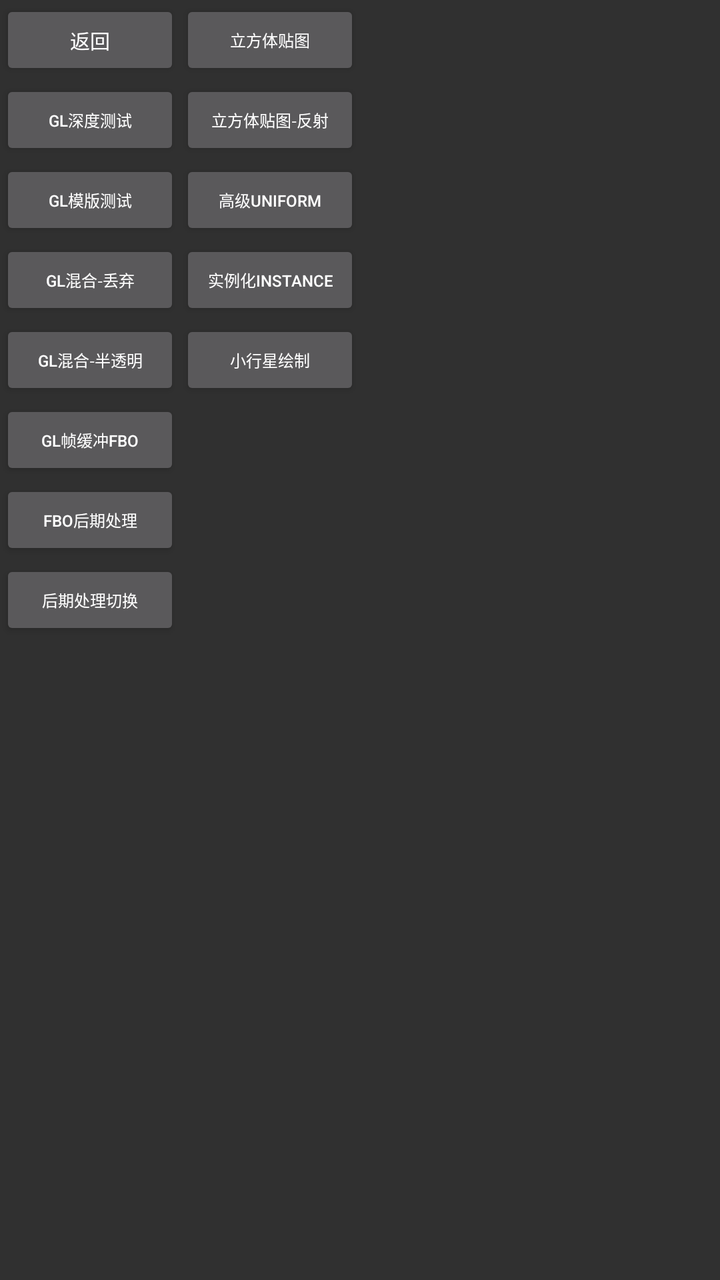
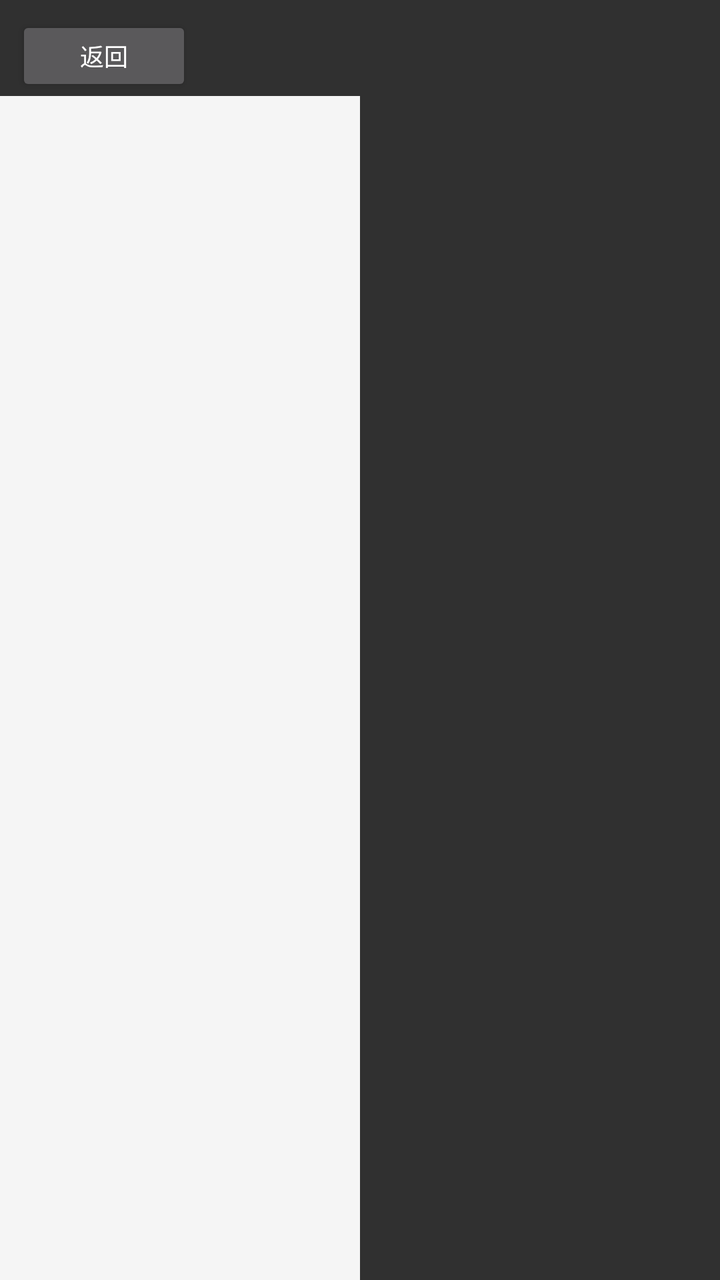

Two renders of the same Android screen: before a commit and after it. Below are the layout's source before the change and the commit's diff.
<!-- AndroidManifest.xml: application theme Theme.AndroidLearnOpenGL -->
<!-- res/layout/fragment_gl_senior.xml -->
<?xml version="1.0" encoding="utf-8"?>
<androidx.constraintlayout.widget.ConstraintLayout xmlns:android="http://schemas.android.com/apk/res/android"
    xmlns:app="http://schemas.android.com/apk/res-auto"
    xmlns:tools="http://schemas.android.com/tools"
    android:layout_width="match_parent"
    android:layout_height="match_parent">

    <ScrollView
        android:id="@+id/sv"
        android:layout_width="250dp"
        android:layout_height="match_parent"
        app:layout_constraintStart_toStartOf="parent"
        app:layout_constraintTop_toBottomOf="parent"
        tools:ignore="MissingConstraints">

        <androidx.constraintlayout.widget.ConstraintLayout
            android:layout_width="match_parent"
            android:layout_height="match_parent">

            <Button
                android:id="@+id/btn_back"
                android:layout_width="90dp"
                android:layout_height="40dp"
                android:text="返回"
                android:textSize="10sp"
                app:layout_constraintStart_toStartOf="parent"
                app:layout_constraintTop_toTopOf="parent"
                tools:ignore="HardcodedText,SmallSp" />

            <Button
                android:id="@+id/btn_senior1"
                android:layout_width="90dp"
                android:layout_height="40dp"
                android:text="GL手电筒基础代码"
                android:textSize="8sp"
                android:visibility="gone"
                app:layout_constraintStart_toStartOf="parent"
                app:layout_constraintTop_toBottomOf="@+id/btn_back"
                tools:ignore="HardcodedText,SmallSp" />

            <Button
                android:id="@+id/btn_senior2"
                android:layout_width="90dp"
                android:layout_height="40dp"
                android:text="GL深度测试"
                android:textSize="8sp"
                app:layout_constraintStart_toStartOf="parent"
                app:layout_constraintTop_toBottomOf="@+id/btn_senior1"
                tools:ignore="HardcodedText,SmallSp" />
            <Button
                android:id="@+id/btn_senior3"
                android:layout_width="90dp"
                android:layout_height="40dp"
                android:text="GL模版测试"
                android:textSize="8sp"
                app:layout_constraintStart_toStartOf="parent"
                app:layout_constraintTop_toBottomOf="@+id/btn_senior2"
                tools:ignore="HardcodedText,SmallSp" />

            <Button
                android:id="@+id/btn_senior4"
                android:layout_width="90dp"
                android:layout_height="40dp"
                android:text="GL混合-丢弃"
                android:textSize="8sp"
                app:layout_constraintStart_toStartOf="parent"
                app:layout_constraintTop_toBottomOf="@+id/btn_senior3"
                tools:ignore="HardcodedText,SmallSp" />

            <Button
                android:id="@+id/btn_senior5"
                android:layout_width="90dp"
                android:layout_height="40dp"
                android:text="GL混合-半透明"
                android:textSize="8sp"
                app:layout_constraintStart_toStartOf="parent"
                app:layout_constraintTop_toBottomOf="@+id/btn_senior4"
                tools:ignore="HardcodedText,SmallSp" />

            <Button
                android:id="@+id/btn_senior6"
                android:layout_width="90dp"
                android:layout_height="40dp"
                android:text="GL帧缓冲FBO"
                android:textSize="8sp"
                app:layout_constraintStart_toStartOf="parent"
                app:layout_constraintTop_toBottomOf="@+id/btn_senior5"
                tools:ignore="HardcodedText,SmallSp" />

            <Button
                android:id="@+id/btn_senior7"
                android:layout_width="90dp"
                android:layout_height="40dp"
                android:text="FBO后期处理"
                android:textSize="8sp"
                app:layout_constraintStart_toStartOf="parent"
                app:layout_constraintTop_toBottomOf="@+id/btn_senior6"
                tools:ignore="HardcodedText,SmallSp" />

            <Button
                android:id="@+id/btn_senior8"
                android:layout_width="90dp"
                android:layout_height="40dp"
                android:text="后期处理切换"
                android:textSize="8sp"
                app:layout_constraintStart_toStartOf="parent"
                app:layout_constraintTop_toBottomOf="@+id/btn_senior7"
                tools:ignore="HardcodedText,SmallSp" />


            <Button
                android:id="@+id/btn_senior9"
                android:layout_width="90dp"
                android:layout_height="40dp"
                android:text="立方体贴图"
                android:textSize="8sp"
                app:layout_constraintStart_toEndOf="@+id/btn_back"
                app:layout_constraintTop_toTopOf="parent"
                tools:ignore="HardcodedText,SmallSp" />

            <Button
                android:id="@+id/btn_senior10"
                android:layout_width="90dp"
                android:layout_height="40dp"
                android:text="立方体贴图-反射"
                android:textSize="8sp"
                app:layout_constraintStart_toEndOf="@+id/btn_back"
                app:layout_constraintTop_toBottomOf="@+id/btn_senior9"
                tools:ignore="HardcodedText,SmallSp" />

            <Button
                android:id="@+id/btn_senior11"
                android:layout_width="90dp"
                android:layout_height="40dp"
                android:text="高级Uniform"
                android:textSize="8sp"
                app:layout_constraintStart_toEndOf="@+id/btn_back"
                app:layout_constraintTop_toBottomOf="@+id/btn_senior10"
                tools:ignore="HardcodedText,SmallSp" />

            <Button
                android:id="@+id/btn_senior12"
                android:layout_width="90dp"
                android:layout_height="40dp"
                android:text="几何着色器"
                android:textSize="8sp"
                android:visibility="gone"
                app:layout_constraintStart_toEndOf="@+id/btn_back"
                app:layout_constraintTop_toBottomOf="@+id/btn_senior11"
                tools:ignore="HardcodedText,SmallSp" />

            <Button
                android:id="@+id/btn_senior13"
                android:layout_width="90dp"
                android:layout_height="40dp"
                android:text="实例化Instance"
                android:textSize="8sp"
                app:layout_constraintStart_toEndOf="@+id/btn_back"
                app:layout_constraintTop_toBottomOf="@+id/btn_senior12"
                tools:ignore="HardcodedText,SmallSp" />

            <Button
                android:id="@+id/btn_senior14"
                android:layout_width="90dp"
                android:layout_height="40dp"
                android:text="小行星绘制"
                android:textSize="8sp"
                app:layout_constraintStart_toEndOf="@+id/btn_back"
                app:layout_constraintTop_toBottomOf="@+id/btn_senior13"
                tools:ignore="HardcodedText,SmallSp" />


        </androidx.constraintlayout.widget.ConstraintLayout>

    </ScrollView>

    <FrameLayout
        android:id="@+id/gl_show"
        android:layout_width="match_parent"
        android:layout_height="match_parent"
        android:layout_marginStart="190dp"
        app:layout_constraintStart_toEndOf="@+id/sv"
        app:layout_constraintTop_toTopOf="parent" />

</androidx.constraintlayout.widget.ConstraintLayout>
<!-- resources referenced by this layout -->
<resources>
  <style name="Theme.AndroidLearnOpenGL" parent="Theme.Design.NoActionBar">
          
          <item name="colorPrimary">@color/purple_500</item>
          <item name="colorPrimaryVariant">@color/purple_700</item>
          <item name="colorOnPrimary">@color/white</item>
          
          <item name="colorSecondary">@color/teal_200</item>
          <item name="colorSecondaryVariant">@color/teal_700</item>
          <item name="colorOnSecondary">@color/black</item>
          
          <item name="android:statusBarColor">?attr/colorPrimaryVariant</item>
          
      </style>
  <color name="purple_500">#FF6200EE</color>
  <color name="purple_700">#FF3700B3</color>
  <color name="white">#FFFFFFFF</color>
  <color name="teal_200">#FF03DAC5</color>
  <color name="teal_700">#FF018786</color>
  <color name="black">#FF000000</color>
</resources>

<!-- the commit's change to res/layout/fragment_gl_senior.xml (unified diff, before → after) -->
@@ -5,181 +5,71 @@
     android:layout_width="match_parent"
     android:layout_height="match_parent">
 
-    <ScrollView
-        android:id="@+id/sv"
-        android:layout_width="250dp"
-        android:layout_height="match_parent"
+    <Button
+        android:id="@+id/btn_back"
+        android:layout_width="wrap_content"
+        android:layout_height="40dp"
+        android:layout_margin="8dp"
+        android:text="返回"
+        android:textSize="12sp"
         app:layout_constraintStart_toStartOf="parent"
-        app:layout_constraintTop_toBottomOf="parent"
-        tools:ignore="MissingConstraints">
+        app:layout_constraintTop_toTopOf="parent"
+        tools:ignore="HardcodedText" />
 
-        <androidx.constraintlayout.widget.ConstraintLayout
-            android:layout_width="match_parent"
-            android:layout_height="match_parent">
-
-            <Button
-                android:id="@+id/btn_back"
-                android:layout_width="90dp"
-                android:layout_height="40dp"
-                android:text="返回"
-                android:textSize="10sp"
-                app:layout_constraintStart_toStartOf="parent"
-                app:layout_constraintTop_toTopOf="parent"
-                tools:ignore="HardcodedText,SmallSp" />
-
-            <Button
-                android:id="@+id/btn_senior1"
-                android:layout_width="90dp"
-                android:layout_height="40dp"
-                android:text="GL手电筒基础代码"
-                android:textSize="8sp"
-                android:visibility="gone"
-                app:layout_constraintStart_toStartOf="parent"
-                app:layout_constraintTop_toBottomOf="@+id/btn_back"
-                tools:ignore="HardcodedText,SmallSp" />
-
-            <Button
-                android:id="@+id/btn_senior2"
-                android:layout_width="90dp"
-                android:layout_height="40dp"
-                android:text="GL深度测试"
-                android:textSize="8sp"
-                app:layout_constraintStart_toStartOf="parent"
-                app:layout_constraintTop_toBottomOf="@+id/btn_senior1"
-                tools:ignore="HardcodedText,SmallSp" />
-            <Button
-                android:id="@+id/btn_senior3"
-                android:layout_width="90dp"
-                android:layout_height="40dp"
-                android:text="GL模版测试"
-                android:textSize="8sp"
-                app:layout_constraintStart_toStartOf="parent"
-                app:layout_constraintTop_toBottomOf="@+id/btn_senior2"
-                tools:ignore="HardcodedText,SmallSp" />
-
-            <Button
-                android:id="@+id/btn_senior4"
-                android:layout_width="90dp"
-                android:layout_height="40dp"
-                android:text="GL混合-丢弃"
-                android:textSize="8sp"
-                app:layout_constraintStart_toStartOf="parent"
-                app:layout_constraintTop_toBottomOf="@+id/btn_senior3"
-                tools:ignore="HardcodedText,SmallSp" />
-
-            <Button
-                android:id="@+id/btn_senior5"
-                android:layout_width="90dp"
-                android:layout_height="40dp"
-                android:text="GL混合-半透明"
-                android:textSize="8sp"
-                app:layout_constraintStart_toStartOf="parent"
-                app:layout_constraintTop_toBottomOf="@+id/btn_senior4"
-                tools:ignore="HardcodedText,SmallSp" />
-
-            <Button
-                android:id="@+id/btn_senior6"
-                android:layout_width="90dp"
-                android:layout_height="40dp"
-                android:text="GL帧缓冲FBO"
-                android:textSize="8sp"
-                app:layout_constraintStart_toStartOf="parent"
-                app:layout_constraintTop_toBottomOf="@+id/btn_senior5"
-                tools:ignore="HardcodedText,SmallSp" />
-
-            <Button
-                android:id="@+id/btn_senior7"
-                android:layout_width="90dp"
-                android:layout_height="40dp"
-                android:text="FBO后期处理"
-                android:textSize="8sp"
-                app:layout_constraintStart_toStartOf="parent"
-                app:layout_constraintTop_toBottomOf="@+id/btn_senior6"
-                tools:ignore="HardcodedText,SmallSp" />
-
-            <Button
-                android:id="@+id/btn_senior8"
-                android:layout_width="90dp"
-                android:layout_height="40dp"
-                android:text="后期处理切换"
-                android:textSize="8sp"
-                app:layout_constraintStart_toStartOf="parent"
-                app:layout_constraintTop_toBottomOf="@+id/btn_senior7"
-                tools:ignore="HardcodedText,SmallSp" />
-
-
-            <Button
-                android:id="@+id/btn_senior9"
-                android:layout_width="90dp"
-                android:layout_height="40dp"
-                android:text="立方体贴图"
-                android:textSize="8sp"
-                app:layout_constraintStart_toEndOf="@+id/btn_back"
-                app:layout_constraintTop_toTopOf="parent"
-                tools:ignore="HardcodedText,SmallSp" />
-
-            <Button
-                android:id="@+id/btn_senior10"
-                android:layout_width="90dp"
-                android:layout_height="40dp"
-                android:text="立方体贴图-反射"
-                android:textSize="8sp"
-                app:layout_constraintStart_toEndOf="@+id/btn_back"
-                app:layout_constraintTop_toBottomOf="@+id/btn_senior9"
-                tools:ignore="HardcodedText,SmallSp" />
-
-            <Button
-                android:id="@+id/btn_senior11"
-                android:layout_width="90dp"
-                android:layout_height="40dp"
-                android:text="高级Uniform"
-                android:textSize="8sp"
-                app:layout_constraintStart_toEndOf="@+id/btn_back"
-                app:layout_constraintTop_toBottomOf="@+id/btn_senior10"
-                tools:ignore="HardcodedText,SmallSp" />
-
-            <Button
-                android:id="@+id/btn_senior12"
-                android:layout_width="90dp"
-                android:layout_height="40dp"
-                android:text="几何着色器"
-                android:textSize="8sp"
-                android:visibility="gone"
-                app:layout_constraintStart_toEndOf="@+id/btn_back"
-                app:layout_constraintTop_toBottomOf="@+id/btn_senior11"
-                tools:ignore="HardcodedText,SmallSp" />
-
-            <Button
-                android:id="@+id/btn_senior13"
-                android:layout_width="90dp"
-                android:layout_height="40dp"
-                android:text="实例化Instance"
-                android:textSize="8sp"
-                app:layout_constraintStart_toEndOf="@+id/btn_back"
-                app:layout_constraintTop_toBottomOf="@+id/btn_senior12"
-                tools:ignore="HardcodedText,SmallSp" />
-
-            <Button
-                android:id="@+id/btn_senior14"
-                android:layout_width="90dp"
-                android:layout_height="40dp"
-                android:text="小行星绘制"
-                android:textSize="8sp"
-                app:layout_constraintStart_toEndOf="@+id/btn_back"
-                app:layout_constraintTop_toBottomOf="@+id/btn_senior13"
-                tools:ignore="HardcodedText,SmallSp" />
-
-
-        </androidx.constraintlayout.widget.ConstraintLayout>
-
-    </ScrollView>
+    <androidx.recyclerview.widget.RecyclerView
+        android:id="@+id/rv_sidebar"
+        android:layout_width="180dp"
+        android:layout_height="0dp"
+        android:background="#F5F5F5"
+        app:layout_constraintBottom_toBottomOf="parent"
+        app:layout_constraintStart_toStartOf="parent"
+        app:layout_constraintTop_toBottomOf="@id/btn_back"
+        tools:listitem="@layout/item_sidebar_demo" />
 
     <FrameLayout
         android:id="@+id/gl_show"
-        android:layout_width="match_parent"
+        android:layout_width="0dp"
         android:layout_height="match_parent"
-        android:layout_marginStart="190dp"
-        app:layout_constraintStart_toEndOf="@+id/sv"
+        app:layout_constraintBottom_toBottomOf="parent"
+        app:layout_constraintEnd_toEndOf="parent"
+        app:layout_constraintStart_toEndOf="@+id/rv_sidebar"
         app:layout_constraintTop_toTopOf="parent" />
 
+    <Button
+        android:id="@+id/btn_senior8"
+        android:layout_width="wrap_content"
+        android:layout_height="wrap_content"
+        android:layout_margin="16dp"
+        android:text="后期处理切换"
+        android:visibility="gone"
+        app:layout_constraintBottom_toBottomOf="parent"
+        app:layout_constraintEnd_toEndOf="parent" />
+
 </androidx.constraintlayout.widget.ConstraintLayout>
+<!-- res/layout/item_sidebar_demo.xml (included above) -->
+<?xml version="1.0" encoding="utf-8"?>
+<LinearLayout xmlns:android="http://schemas.android.com/apk/res/android"
+    android:layout_width="match_parent"
+    android:layout_height="wrap_content"
+    android:orientation="horizontal"
+    android:padding="8dp"
+    android:background="?attr/selectableItemBackground"
+    android:gravity="center_vertical">
+
+    <ImageView
+        android:id="@+id/iv_sidebar_icon"
+        android:layout_width="24dp"
+        android:layout_height="24dp"
+        android:layout_marginEnd="8dp"
+        android:src="@drawable/ic_launcher_foreground"
+        android:contentDescription="icon" />
+
+    <TextView
+        android:id="@+id/tv_sidebar_title"
+        android:layout_width="0dp"
+        android:layout_height="wrap_content"
+        android:layout_weight="1"
+        android:textSize="13sp"
+        android:textColor="@android:color/black" />
+
+</LinearLayout>
<!-- resource entries referenced after the edit -->
@@ -1,5 +1,36 @@
 <!-- resources referenced by this layout -->
 <resources>
+  <!-- drawable ic_launcher_foreground (drawable) -->
+  <vector xmlns:android="http://schemas.android.com/apk/res/android"
+      xmlns:aapt="http://schemas.android.com/aapt"
+      android:width="108dp"
+      android:height="108dp"
+      android:viewportWidth="108"
+      android:viewportHeight="108">
+      <path android:pathData="M31,63.928c0,0 6.4,-11 12.1,-13.1c7.2,-2.6 26,-1.4 26,-1.4l38.1,38.1L107,108.928l-32,-1L31,63.928z">
+          <aapt:attr name="android:fillColor">
+              <gradient
+                  android:endX="85.84757"
+                  android:endY="92.4963"
+                  android:startX="42.9492"
+                  android:startY="49.59793"
+                  android:type="linear">
+                  <item
+                      android:color="#44000000"
+                      android:offset="0.0" />
+                  <item
+                      android:color="#00000000"
+                      android:offset="1.0" />
+              </gradient>
+          </aapt:attr>
+      </path>
+      <path
+          android:fillColor="#FFFFFF"
+          android:fillType="nonZero"
+          android:pathData="M65.3,45.828l3.8,-6.6c0.2,-0.4 0.1,-0.9 -0.3,-1.1c-0.4,-0.2 -0.9,-0.1 -1.1,0.3l-3.9,6.7c-6.3,-2.8 -13.4,-2.8 -19.7,0l-3.9,-6.7c-0.2,-0.4 -0.7,-0.5 -1.1,-0.3C38.8,38.328 38.7,38.828 38.9,39.228l3.8,6.6C36.2,49.428 31.7,56.028 31,63.928h46C76.3,56.028 71.8,49.428 65.3,45.828zM43.4,57.328c-0.8,0 -1.5,-0.5 -1.8,-1.2c-0.3,-0.7 -0.1,-1.5 0.4,-2.1c0.5,-0.5 1.4,-0.7 2.1,-0.4c0.7,0.3 1.2,1 1.2,1.8C45.3,56.528 44.5,57.328 43.4,57.328L43.4,57.328zM64.6,57.328c-0.8,0 -1.5,-0.5 -1.8,-1.2s-0.1,-1.5 0.4,-2.1c0.5,-0.5 1.4,-0.7 2.1,-0.4c0.7,0.3 1.2,1 1.2,1.8C66.5,56.528 65.6,57.328 64.6,57.328L64.6,57.328z"
+          android:strokeWidth="1"
+          android:strokeColor="#00000000" />
+  </vector>
   <style name="Theme.AndroidLearnOpenGL" parent="Theme.Design.NoActionBar">
           
           <item name="colorPrimary">@color/purple_500</item>
